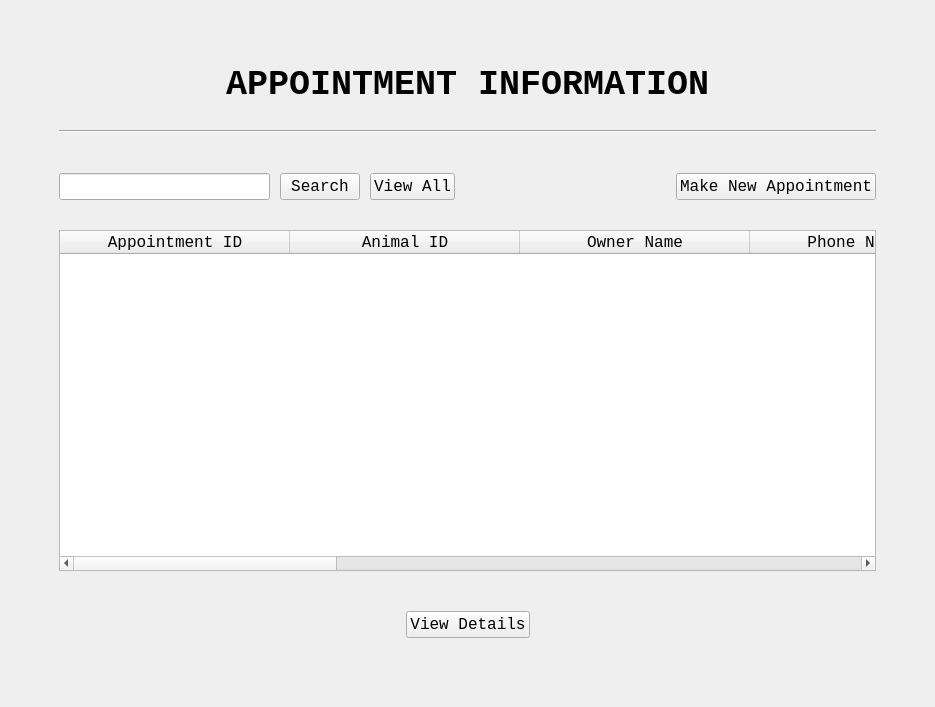
ASNaeem/Simple-VCMS, file AppointmentUI.ui: the form before one commit.
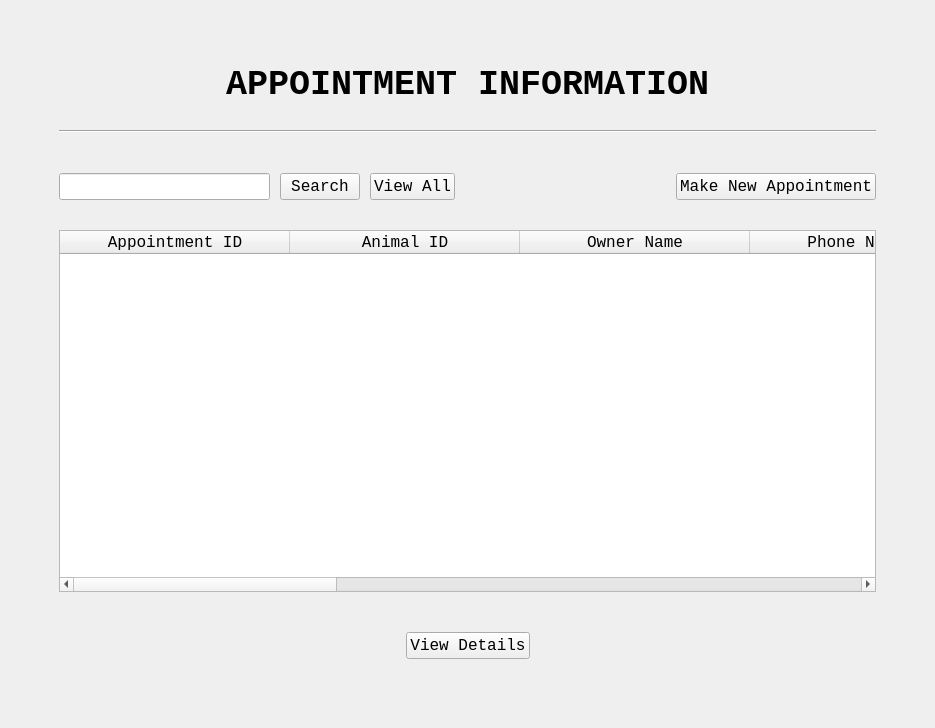
The form after the commit.

Diff of the .ui file:
```diff
--- a/AppointmentUI.ui
+++ b/AppointmentUI.ui
@@ -7,7 +7,7 @@
     <x>0</x>
     <y>0</y>
     <width>935</width>
-    <height>705</height>
+    <height>728</height>
    </rect>
   </property>
   <property name="font">
```
Left out of the diff: 6 changed lines with no effect on the pictures.
